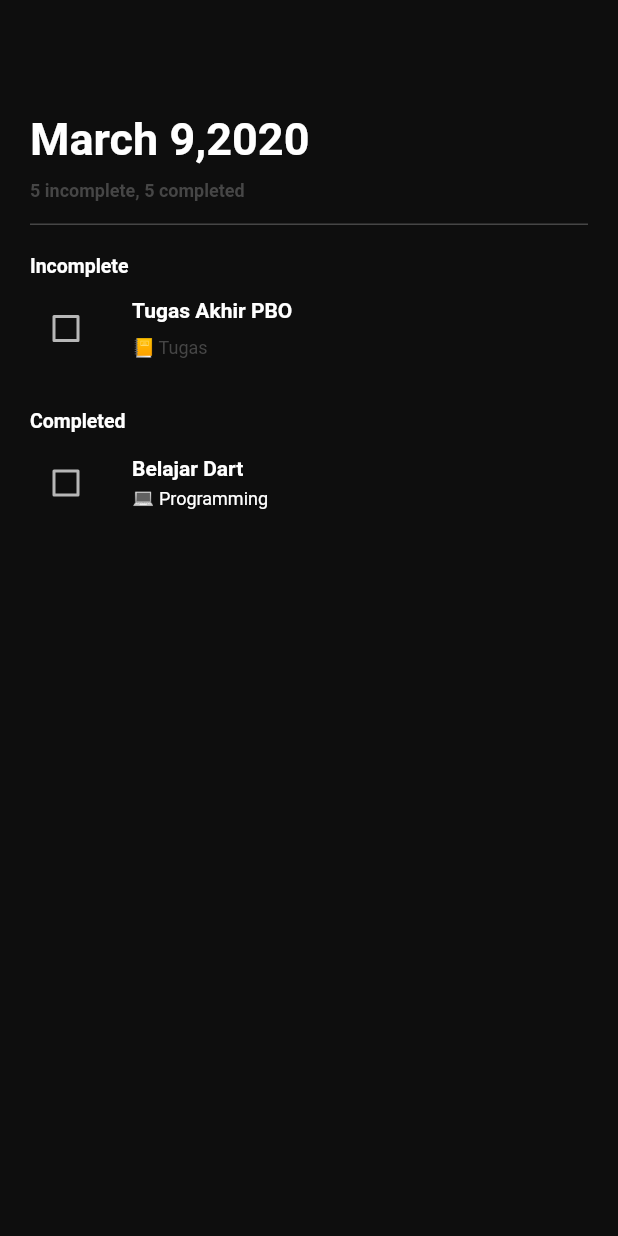
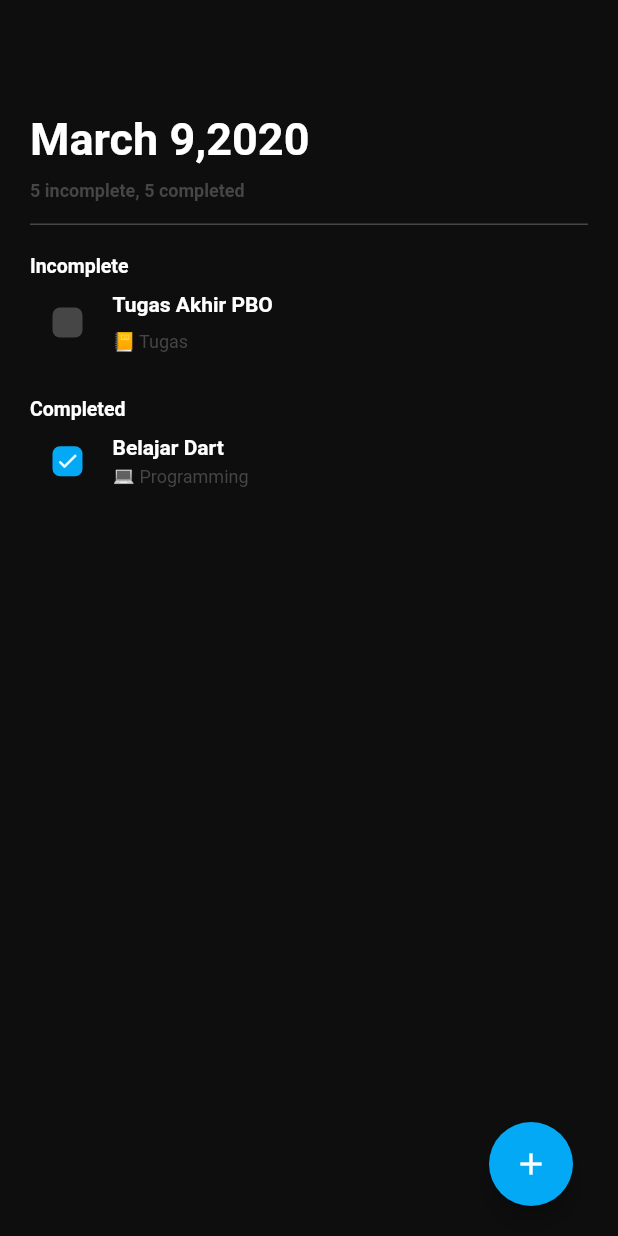
Before and after one commit to zakoraa/to-do-app, a Flutter app: the screen it shows after launch, on a phone screen of 412 x 824 dp. Run offline on Flutter 3.47's test engine with Material 2 defaults, Android fonts, the phone set to English and light mode, and no system bars.

Commit message:
[UPDATE] home page view

```diff
--- a/lib/module/home/view/home_view.dart
+++ b/lib/module/home/view/home_view.dart
@@ -2,6 +2,8 @@ import 'package:flutter/material.dart';
 import 'package:todoapp/module/home/widgets/app_bar_home.dart';
 import 'package:todoapp/module/home/widgets/completed.dart';
 import 'package:todoapp/module/home/widgets/incomplete.dart';
+
+import '../widgets/floating_button_widget.dart';
 
 class HomeView extends StatelessWidget {
   const HomeView({super.key});
@@ -30,7 +32,8 @@ class HomeView extends StatelessWidget {
                   ],
                 ),
               ),
-              HomeAppBar()
+              HomeAppBar(),
+              FloatingButtonWidget()
             ],
           ),
         ),
--- a/lib/module/home/widgets/app_bar_home.dart
+++ b/lib/module/home/widgets/app_bar_home.dart
@@ -8,7 +8,10 @@ class HomeAppBar extends StatelessWidget {
 
   @override
   Widget build(BuildContext context) {
-    return Container(
+    return Positioned(
+      top: 0,
+      left: 0,
+      child: Container(
         height: heightAppBar,
         width: MediaQuery.of(context).size.width,
         color: CustomColor.primaryColor,
@@ -27,7 +30,7 @@ class HomeAppBar extends StatelessWidget {
               const Text(
                 "5 incomplete, 5 completed",
                 style: TextStyle(
-                color: CustomColor.secondaryColor,
+                  color: CustomColor.secondaryTextColor,
                   fontWeight: FontWeight.bold,
                 ),
               ),
@@ -37,9 +40,10 @@ class HomeAppBar extends StatelessWidget {
               Container(
                 height: 1,
                 width: MediaQuery.of(context).size.width,
-              color: CustomColor.secondaryColor,
+                color: CustomColor.secondaryTextColor,
               )
             ],
+          ),
         ),
       ),
     );
--- /dev/null
+++ b/lib/module/home/widgets/check_box_inactive.dart
@@ -0,0 +1,19 @@
+import 'package:flutter/material.dart';
+
+import '../../../shared/themes/color.dart';
+
+class CheckBoxInactive extends StatelessWidget {
+  const CheckBoxInactive({super.key});
+
+  @override
+  Widget build(BuildContext context) {
+    return Container(
+      height: 20,
+      width: 20,
+      decoration: BoxDecoration(
+        borderRadius: BorderRadius.circular(5),
+        color: CustomColor.secondaryTextColor,
+      ),
+    );
+  }
+}
--- /dev/null
+++ b/lib/module/home/widgets/check_box_widget.dart
@@ -0,0 +1,25 @@
+import 'package:flutter/material.dart';
+
+import '../../../shared/themes/color.dart';
+
+class CheckBoxActive extends StatelessWidget {
+  const CheckBoxActive({super.key});
+
+  @override
+  Widget build(BuildContext context) {
+    return Container(
+      height: 20,
+      width: 20,
+      decoration: BoxDecoration(
+          borderRadius: BorderRadius.circular(5),
+          color: CustomColor.secondaryColor),
+      child: const Center(
+        child: Icon(
+          Icons.check,
+          weight: 14,
+          size: 16,
+        ),
+      ),
+    );
+  }
+}
--- a/lib/module/home/widgets/completed_content.dart
+++ b/lib/module/home/widgets/completed_content.dart
@@ -1,4 +1,6 @@
 import 'package:flutter/material.dart';
+import 'package:todoapp/module/home/widgets/check_box_widget.dart';
+import 'package:todoapp/shared/themes/color.dart';
 
 class CompletedContent extends StatelessWidget {
   const CompletedContent({super.key});
@@ -8,17 +10,16 @@ class CompletedContent extends StatelessWidget {
     return Container(
       padding: const EdgeInsets.only(bottom: 10),
       width: MediaQuery.of(context).size.width,
-      child: Row(
+      child: const Row(
         children: [
-          Checkbox(
-            value: false,
-            activeColor: Colors.lightBlue,
-            onChanged: (value) {},
+          SizedBox(
+            width: 15.0,
           ),
-          const SizedBox(
+          CheckBoxActive(),
+          SizedBox(
             width: 20.0,
           ),
-          const Column(
+          Column(
             crossAxisAlignment: CrossAxisAlignment.start,
             children: [
               Text(
@@ -28,7 +29,10 @@ class CompletedContent extends StatelessWidget {
               SizedBox(
                 height: 5.0,
               ),
-              Text("💻 Programming"),
+              Text(
+                "💻 Programming",
+                style: TextStyle(color: CustomColor.secondaryTextColor),
+              ),
             ],
           )
         ],
--- /dev/null
+++ b/lib/module/home/widgets/floating_button_widget.dart
@@ -0,0 +1,25 @@
+import 'package:flutter/material.dart';
+import 'package:todoapp/shared/themes/color.dart';
+
+class FloatingButtonWidget extends StatelessWidget {
+  const FloatingButtonWidget({
+    super.key,
+  });
+
+  @override
+  Widget build(BuildContext context) {
+    return Positioned(
+        bottom: 20,
+        right: 10,
+        child: FloatingActionButton(
+          onPressed: () {},
+          backgroundColor: CustomColor.secondaryColor,
+          child: const Center(
+            child: Icon(
+              Icons.add,
+              color: Colors.white,
+            ),
+          ),
+        ));
+  }
+}
--- a/lib/module/home/widgets/incomplete_content.dart.dart
+++ b/lib/module/home/widgets/incomplete_content.dart.dart
@@ -1,4 +1,5 @@
 import 'package:flutter/material.dart';
+import 'package:todoapp/module/home/widgets/check_box_inactive.dart';
 import 'package:todoapp/shared/themes/color.dart';
 
 class IncompleteContent extends StatelessWidget {
@@ -9,16 +10,16 @@ class IncompleteContent extends StatelessWidget {
     return Container(
       padding: const EdgeInsets.only(bottom: 10),
       width: MediaQuery.of(context).size.width,
-      child: Row(
+      child: const Row(
         children: [
-          Checkbox(
-            value: false,
-            onChanged: (value) {},
+          SizedBox(
+            width: 15.0,
           ),
-          const SizedBox(
+          CheckBoxInactive(),
+          SizedBox(
             width: 20.0,
           ),
-          const Column(
+          Column(
             crossAxisAlignment: CrossAxisAlignment.start,
             children: [
               Text(
@@ -30,7 +31,7 @@ class IncompleteContent extends StatelessWidget {
               ),
               Text(
                 "📒 Tugas",
-                style: TextStyle(color: CustomColor.secondaryColor),
+                style: TextStyle(color: CustomColor.secondaryTextColor),
               )
             ],
           ),
--- a/lib/shared/themes/color.dart
+++ b/lib/shared/themes/color.dart
@@ -2,5 +2,6 @@ import 'package:flutter/material.dart';
 
 class CustomColor {
   static const primaryColor =  Color.fromARGB(255, 14, 14, 14);
-  static const secondaryColor =  Color.fromARGB(255, 70, 70, 70);
+  static const secondaryColor =  Colors.lightBlue;
+  static const secondaryTextColor =  Color.fromARGB(255, 70, 70, 70);
 }
```
Lines whose indentation alone changed are shown as unchanged.
